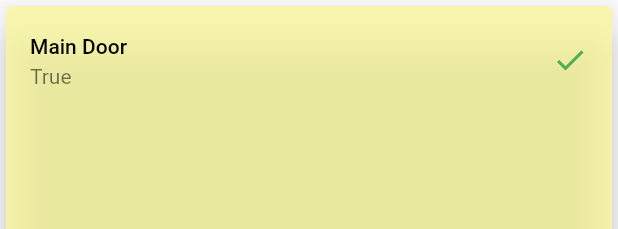
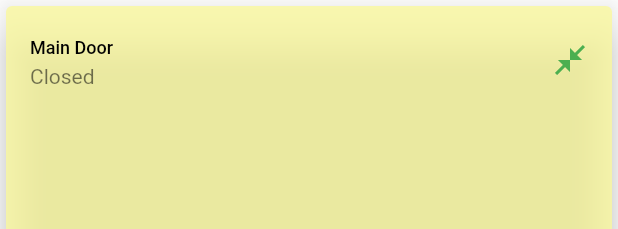
Before and after one commit to aseemsethi/my_app, a Flutter app: what deviceIcons() shows on an empty page, opened directly with sample values from the repository, on a phone screen of 412 x 824 dp. Shown: the top 229 px of the screen. Run offline on Flutter 3.47's test engine with Material 2 defaults, Android fonts, the phone set to English and light mode, and no system bars; our stand-ins replace firebase_auth, firebase_core, font_awesome_flutter, google_sign_in, sqflite; missing offline and left inert: flutter_foreground_task, mqtt_client; accounts and stored records are empty.

Commit message:
IOT screen

```diff
--- a/lib/screens/iot.dart
+++ b/lib/screens/iot.dart
@@ -54,18 +54,23 @@ class deviceIcons extends StatelessWidget {
                           style: const TextStyle(
                               color: Colors.black,
                               fontWeight: FontWeight.w500,
-                              fontSize: 14)),
+                              fontSize: 12)),
                       subtitle: choice.title == 'Temp'
                           ? Text("${tempMap[2]}, ${tempMap[6]}, ${tempMap[10]}",
                               style: const TextStyle(
                                   color: Colors.blueAccent,
                                   fontWeight: FontWeight.w500,
-                                  fontSize: 12))
-                          : const Text("True"),
-                      trailing: const Icon(
-                        Icons.check,
-                        color: Colors.green,
-                      ),
+                                  fontSize: 10))
+                          : const Text("Closed"),
+                      trailing: choice.title == 'Temp'
+                          ? const Icon(
+                              Icons.check,
+                              color: Colors.green,
+                            )
+                          : const Icon(
+                              Icons.close_fullscreen_outlined,
+                              color: Colors.green,
+                            ),
                     ),
                     choice.title == 'Temp'
                         ? Expanded(
@@ -110,7 +115,7 @@ class _IoTPageState extends State<IoTPage> {
     }
 
     /*24 is for notification bar on Android*/
-    final double itemHeight = (size.height - kToolbarHeight - 24) / 3;
+    final double itemHeight = (size.height - kToolbarHeight - 24) / 4;
     final double itemWidth = size.width / 3;
     //return FutureBuilder(builder: builder) {
     return Scaffold(
@@ -136,7 +141,7 @@ class _IoTPageState extends State<IoTPage> {
                   child: Column(children: <Widget>[
                     Expanded(
                         child: GridView.count(
-                            crossAxisCount: 3,
+                            crossAxisCount: 2,
                             childAspectRatio: (itemWidth / itemHeight),
                             crossAxisSpacing: 4.0,
                             mainAxisSpacing: 8.0,
```
